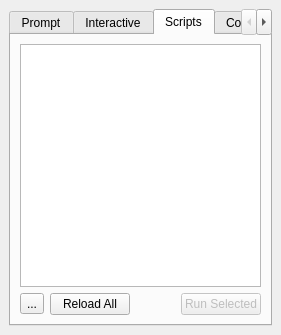
The window that branches/nugui/src/gui/command.ui (trisyoungs/aten) describes before a commit, drawn with Qt 5.
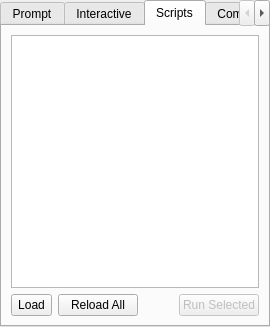
The same window after the commit. The open tabs and pages were chosen to show the change. Icons and pictures are not drawn. Custom widgets are drawn as their Qt base class.

Commit message: All dock widgets completely updated and set to minimum size (270 px) except GlyphsWidget. Tweaked variety of icons to fill whole icon canvas.

What changed in the file:
```diff
--- a/branches/nugui/src/gui/command.ui
+++ b/branches/nugui/src/gui/command.ui
@@ -6,10 +6,16 @@
    <rect>
     <x>0</x>
     <y>0</y>
-    <width>281</width>
-    <height>335</height>
+    <width>270</width>
+    <height>327</height>
    </rect>
   </property>
+  <property name="minimumSize">
+   <size>
+    <width>270</width>
+    <height>327</height>
+   </size>
+  </property>
   <property name="windowIcon">
    <iconset resource="icons.qrc">
     <normaloff>:/stackicons/icons/stack_command.svg</normaloff>:/stackicons/icons/stack_command.svg</iconset>
@@ -19,6 +25,9 @@
   </property>
   <widget class="QWidget" name="dockWidgetContents">
    <layout class="QVBoxLayout" name="verticalLayout_8">
+    <property name="margin">
+     <number>0</number>
+    </property>
     <item>
      <widget class="QTabWidget" name="Prompt">
       <property name="currentIndex">
@@ -186,8 +195,20 @@
          <layout class="QHBoxLayout" name="horizontalLayout_3">
           <item>
            <widget class="QToolButton" name="OpenScriptButton">
+            <property name="sizePolicy">
+             <sizepolicy hsizetype="Fixed" vsizetype="Fixed">
+              <horstretch>0</horstretch>
+              <verstretch>0</verstretch>
+             </sizepolicy>
+            </property>
+            <property name="minimumSize">
+             <size>
+              <width>0</width>
+              <height>22</height>
+             </size>
+            </property>
             <property name="text">
-             <string>...</string>
+             <string>Load</string>
             </property>
             <property name="icon">
              <iconset resource="icons.qrc">
@@ -195,10 +216,13 @@
             </property>
             <property name="iconSize">
              <size>
-              <width>24</width>
-              <height>24</height>
+              <width>12</width>
+              <height>12</height>
              </size>
             </property>
+            <property name="toolButtonStyle">
+             <enum>Qt::ToolButtonTextBesideIcon</enum>
+            </property>
            </widget>
           </item>
           <item>
@@ -237,7 +261,7 @@
       </widget>
       <widget class="QWidget" name="tab">
        <attribute name="title">
-        <string>Command Index</string>
+        <string>Command Help</string>
        </attribute>
        <layout class="QVBoxLayout" name="verticalLayout_4">
         <item>
```
The commit also changes 124 other files.
